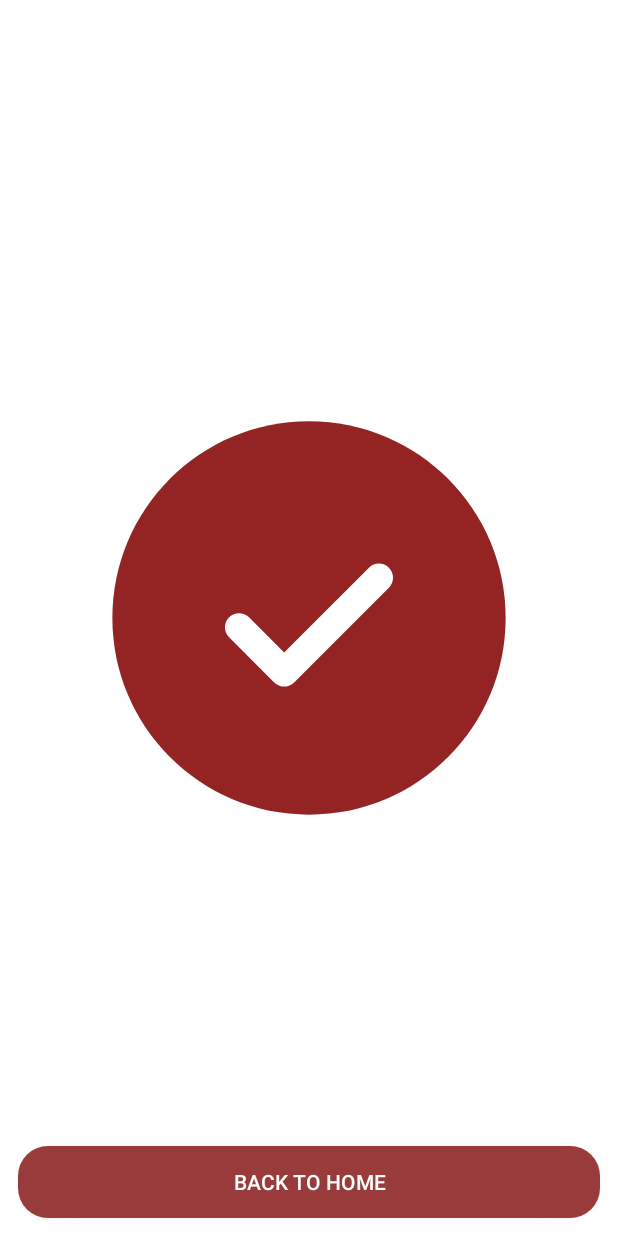
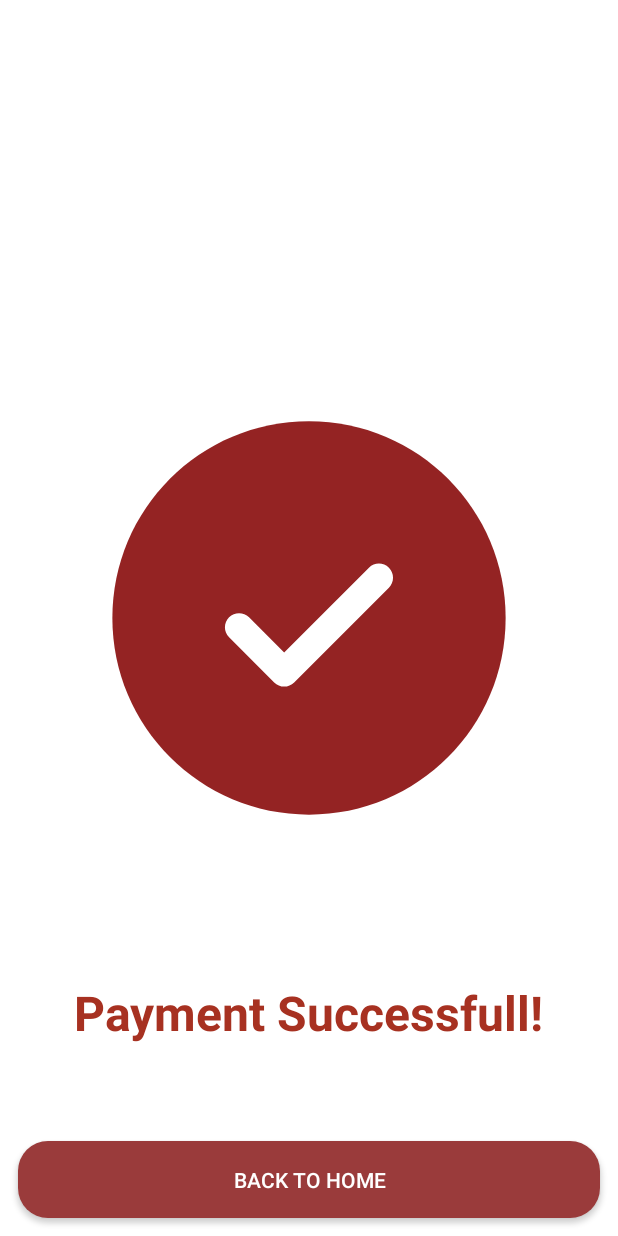
Before and after one commit to esranas/SihrCarpets, an Android app: the SuccessFragment screen opened through its navigation route, on a phone screen of 412 x 824 dp. Run offline under Robolectric (Android 15) with nearby library versions, the phone set to English and light mode, and no system bars; our stand-ins replace Dagger/Hilt's generated code, Firebase (no records; nobody signed in at launch, a user with empty details on screens opened directly), navigation-ui; network calls fail.

Commit message:
A little design issue fixed

```diff
--- a/app/src/main/java/com/esrannas/capstoneproject/ui/signUp/SignUpFragment.kt
+++ b/app/src/main/java/com/esrannas/capstoneproject/ui/signUp/SignUpFragment.kt
@@ -11,7 +11,6 @@ import com.esrannas.capstoneproject.common.viewBinding
 import com.esrannas.capstoneproject.common.visible
 import com.esrannas.capstoneproject.databinding.FragmentSignUpBinding
 import com.google.android.material.snackbar.Snackbar
-import com.google.firebase.auth.FirebaseAuth
 import dagger.hilt.android.AndroidEntryPoint
 
 @AndroidEntryPoint
--- a/app/src/main/res/layout/fragment_payment.xml
+++ b/app/src/main/res/layout/fragment_payment.xml
@@ -4,7 +4,8 @@
     xmlns:tools="http://schemas.android.com/tools"
     android:layout_width="match_parent"
     android:layout_height="match_parent"
-    tools:context=".ui.success.SuccessFragment">
+    tools:context=".ui.success.SuccessFragment"
+    >
 
 
     <ImageView
@@ -20,6 +21,7 @@
     <androidx.constraintlayout.widget.ConstraintLayout
         android:layout_width="0dp"
         android:layout_height="689dp"
+
         app:layout_constraintBottom_toBottomOf="parent"
         app:layout_constraintEnd_toEndOf="parent"
         app:layout_constraintStart_toStartOf="parent"
@@ -31,6 +33,7 @@
             android:layout_height="wrap_content"
             android:text="PAYMENT"
             android:textAlignment="center"
+            android:textColor="@color/red"
             android:textSize="34sp"
             android:textStyle="bold"
             app:layout_constraintEnd_toEndOf="parent"
@@ -40,10 +43,11 @@
         <androidx.cardview.widget.CardView
             android:layout_width="match_parent"
             android:layout_height="wrap_content"
+            android:background="@color/red"
             android:layout_margin="16dp"
             android:elevation="12dp"
             app:cardCornerRadius="30dp"
-            app:layout_constraintBottom_toTopOf="@+id/button"
+            app:layout_constraintBottom_toTopOf="@+id/btn_pay"
             app:layout_constraintEnd_toEndOf="parent"
             app:layout_constraintStart_toStartOf="parent"
             app:layout_constraintTop_toBottomOf="@+id/textView3">
@@ -51,7 +55,8 @@
             <LinearLayout
                 android:layout_width="match_parent"
                 android:layout_height="match_parent"
-                android:orientation="vertical">
+                android:orientation="vertical"
+                >
 
                 <EditText
                     android:id="@+id/payment_name"
--- a/app/src/main/res/layout/fragment_success.xml
+++ b/app/src/main/res/layout/fragment_success.xml
@@ -23,14 +23,29 @@
 
     <androidx.appcompat.widget.AppCompatButton
         android:id="@+id/btn_back_to_home"
+        android:textAlignment="center"
         android:layout_width="0dp"
         android:layout_height="wrap_content"
         android:layout_margin="12dp"
+        android:layout_marginBottom="45dp"
         android:background="@drawable/button_background"
-        android:padding="8dp"
+        android:padding="16dp"
         android:text="Back To Home"
         android:textColor="@color/white"
         app:layout_constraintBottom_toBottomOf="parent"
         app:layout_constraintEnd_toEndOf="parent"
         app:layout_constraintStart_toStartOf="parent" />
+
+    <TextView
+        android:id="@+id/textView2"
+        android:layout_width="wrap_content"
+        android:layout_height="wrap_content"
+        android:layout_marginBottom="64dp"
+        android:text="Payment Successfull!"
+        android:textColor="@color/red"
+        android:textSize="32sp"
+        android:textStyle="bold"
+        app:layout_constraintBottom_toTopOf="@+id/btn_back_to_home"
+        app:layout_constraintEnd_toEndOf="parent"
+        app:layout_constraintStart_toStartOf="parent" />
 </androidx.constraintlayout.widget.ConstraintLayout>
```
